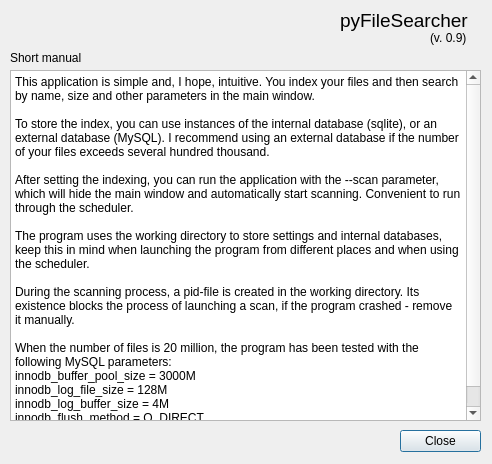
Qt form ui_files/manual.ui (qiwichupa/pyFileSearcher) before a commit.
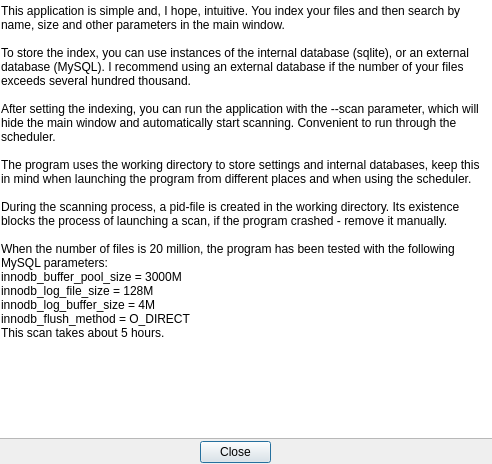
The same form after that commit. Icons and pictures are not drawn.

```diff
--- a/ui_files/manual.ui
+++ b/ui_files/manual.ui
@@ -2,6 +2,9 @@
 <ui version="4.0">
  <class>Dialog</class>
  <widget class="QDialog" name="Dialog">
+  <property name="enabled">
+   <bool>true</bool>
+  </property>
   <property name="geometry">
    <rect>
     <x>0</x>
@@ -10,15 +13,40 @@
     <height>464</height>
    </rect>
   </property>
+  <property name="sizePolicy">
+   <sizepolicy hsizetype="Fixed" vsizetype="Fixed">
+    <horstretch>0</horstretch>
+    <verstretch>0</verstretch>
+   </sizepolicy>
+  </property>
+  <property name="minimumSize">
+   <size>
+    <width>492</width>
+    <height>464</height>
+   </size>
+  </property>
+  <property name="maximumSize">
+   <size>
+    <width>492</width>
+    <height>464</height>
+   </size>
+  </property>
   <property name="windowTitle">
    <string>Dialog</string>
   </property>
+  <property name="windowIcon">
+   <iconset resource="icons.qrc">
+    <normaloff>:/icons/icons/manual.svg</normaloff>:/icons/icons/manual.svg</iconset>
+  </property>
+  <property name="sizeGripEnabled">
+   <bool>false</bool>
+  </property>
   <widget class="QPushButton" name="pushButton">
    <property name="geometry">
     <rect>
-     <x>400</x>
-     <y>430</y>
-     <width>81</width>
+     <x>200</x>
+     <y>441</y>
+     <width>71</width>
      <height>22</height>
     </rect>
    </property>
@@ -26,46 +54,21 @@
     <string>Close</string>
    </property>
   </widget>
-  <widget class="QLabel" name="label">
-   <property name="geometry">
-    <rect>
-     <x>340</x>
-     <y>10</y>
-     <width>141</width>
-     <height>21</height>
-    </rect>
-   </property>
-   <property name="font">
-    <font>
-     <pointsize>14</pointsize>
-    </font>
-   </property>
-   <property name="text">
-    <string>pyFileSearcher</string>
-   </property>
-  </widget>
-  <widget class="QLabel" name="versionLabel">
-   <property name="geometry">
-    <rect>
-     <x>430</x>
-     <y>30</y>
-     <width>51</width>
-     <height>16</height>
-    </rect>
-   </property>
-   <property name="text">
-    <string>(v. 0.9)</string>
-   </property>
-  </widget>
   <widget class="QTextBrowser" name="textBrowser_2">
    <property name="geometry">
     <rect>
-     <x>10</x>
-     <y>70</y>
-     <width>471</width>
-     <height>351</height>
+     <x>-4</x>
+     <y>-1</y>
+     <width>498</width>
+     <height>440</height>
     </rect>
    </property>
+   <property name="sizePolicy">
+    <sizepolicy hsizetype="Maximum" vsizetype="Maximum">
+     <horstretch>0</horstretch>
+     <verstretch>0</verstretch>
+    </sizepolicy>
+   </property>
    <property name="html">
     <string>&lt;!DOCTYPE HTML PUBLIC &quot;-//W3C//DTD HTML 4.0//EN&quot; &quot;http://www.w3.org/TR/REC-html40/strict.dtd&quot;&gt;
 &lt;html&gt;&lt;head&gt;&lt;meta name=&quot;qrichtext&quot; content=&quot;1&quot; /&gt;&lt;style type=&quot;text/css&quot;&gt;
@@ -89,19 +92,8 @@
 &lt;p style=&quot; margin-top:0px; margin-bottom:0px; margin-left:0px; margin-right:0px; -qt-block-indent:0; text-indent:0px;&quot;&gt;This scan takes about 5 hours.&lt;/p&gt;&lt;/body&gt;&lt;/html&gt;</string>
    </property>
   </widget>
-  <widget class="QLabel" name="label_6">
-   <property name="geometry">
-    <rect>
-     <x>10</x>
-     <y>50</y>
-     <width>301</width>
-     <height>16</height>
-    </rect>
-   </property>
-   <property name="text">
-    <string>Short manual</string>
-   </property>
-  </widget>
+  <zorder>textBrowser_2</zorder>
+  <zorder>pushButton</zorder>
  </widget>
  <resources/>
  <connections/>
```
Left out of the diff: 4 changed lines with no effect on the pictures.
